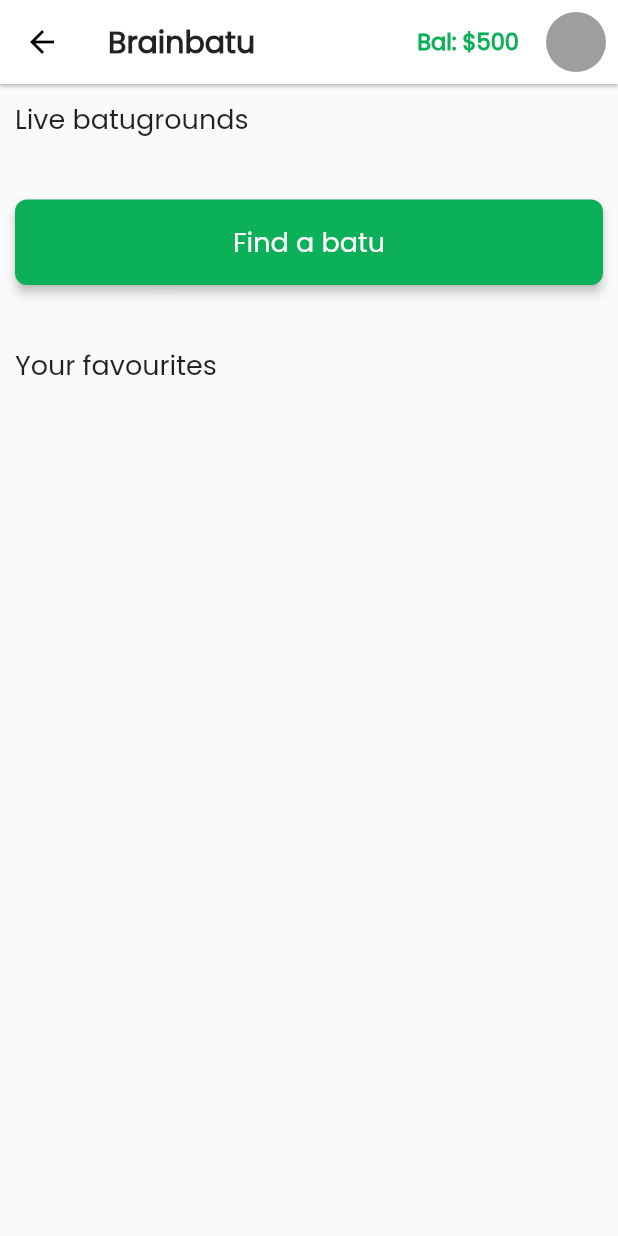
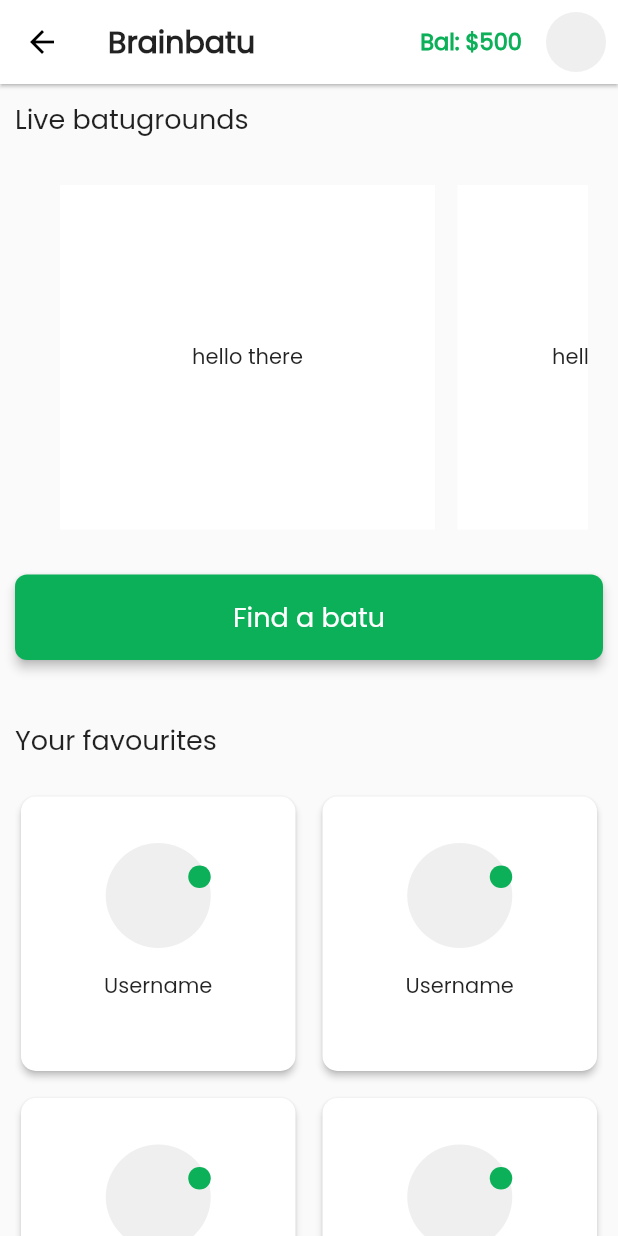
Before and after one commit to sammyodiagbe/brainbatu-mobile, a Flutter app: the Home screen opened directly, on a phone screen of 412 x 824 dp. Run offline on Flutter 3.47's test engine with Material 2 defaults, Android fonts, the phone set to English and light mode, and no system bars; our stand-ins replace shared_preferences; accounts and stored records are empty.

Commit message:
designing more screens

```diff
--- /dev/null
+++ b/lib/screens/main/activePeers.dart
@@ -0,0 +1,13 @@
+import "package:flutter/material.dart";
+
+class ActivePeersScreen extends StatefulWidget {
+  @override
+  _ActivePeersScreenState createState() => _ActivePeersScreenState();
+}
+
+class _ActivePeersScreenState extends State<ActivePeersScreen> {
+  @override
+  Widget build(BuildContext context) {
+    return Container();
+  }
+}
--- a/lib/screens/main/home.dart
+++ b/lib/screens/main/home.dart
@@ -15,7 +15,7 @@ class Home extends StatelessWidget {
         ),
         actions: [
           Padding(
-            padding: EdgeInsets.symmetric(horizontal: 10),
+            padding: EdgeInsets.symmetric(horizontal: 8),
             child: Center(
               child: Text(
                 'Bal: \$500',
@@ -30,7 +30,7 @@ class Home extends StatelessWidget {
           Padding(
             padding: const EdgeInsets.all(8.0),
             child: CircleAvatar(
-              backgroundColor: Colors.grey,
+              backgroundColor: Color(0xffefefef),
             ),
           )
         ],
@@ -39,6 +39,7 @@ class Home extends StatelessWidget {
         child: Container(
             padding: EdgeInsets.all(10),
             child: Column(
+              mainAxisSize: MainAxisSize.min,
               crossAxisAlignment: CrossAxisAlignment.start,
               children: [
                 Padding(
@@ -46,6 +47,48 @@ class Home extends StatelessWidget {
                   child: Text(
                     'Live batugrounds',
                     style: TextStyle(fontSize: 18),
+                  ),
+                ),
+                // live batugrounds
+                Flexible(
+                  fit: FlexFit.loose,
+                  child: SizedBox(
+                    height: 250,
+                    child: Container(
+                      padding: EdgeInsets.fromLTRB(30, 10, 10, 10),
+                      child: ListView(
+                        scrollDirection: Axis.horizontal,
+                        shrinkWrap: true,
+                        children: [
+                          Container(
+                            height: 100,
+                            width: 250,
+                            color: Colors.white,
+                            child: Center(
+                              child: Text('hello there'),
+                            ),
+                          ),
+                          SizedBox(width: 15),
+                          Container(
+                            height: 100,
+                            width: 200,
+                            color: Colors.white,
+                            child: Center(
+                              child: Text('hello there'),
+                            ),
+                          ),
+                          SizedBox(width: 15),
+                          Container(
+                            height: 100,
+                            width: 200,
+                            color: Colors.white,
+                            child: Center(
+                              child: Text('hello there'),
+                            ),
+                          )
+                        ],
+                      ),
+                    ),
                   ),
                 ),
                 SizedBox(height: 20),
@@ -73,6 +116,62 @@ class Home extends StatelessWidget {
                     style: TextStyle(fontSize: 18),
                   ),
                 ),
+
+                // grid list of the user's favourite
+                Flexible(
+                  fit: FlexFit.loose,
+                  child: SizedBox(
+                    height: 500,
+                    child: GridView.count(
+                        shrinkWrap: true,
+                        crossAxisCount: 2,
+                        crossAxisSpacing: 10,
+                        mainAxisSpacing: 10,
+                        children: List.generate(
+                          10,
+                          (index) {
+                            return Card(
+                              color: Colors.white,
+                              elevation: 2,
+                              child: Column(
+                                crossAxisAlignment: CrossAxisAlignment.center,
+                                mainAxisAlignment: MainAxisAlignment.center,
+                                children: [
+                                  Stack(
+                                    children: [
+                                      CircleAvatar(
+                                        backgroundColor: Color(0xffefefef),
+                                        radius: 35,
+                                      ),
+                                      Positioned(
+                                          right: 0,
+                                          top: 15,
+                                          child: Container(
+                                            height: 15,
+                                            width: 15,
+                                            decoration: BoxDecoration(
+                                              borderRadius:
+                                                  BorderRadius.circular(20),
+                                              color: Color(0xff0CB058),
+                                            ),
+                                          ))
+                                    ],
+                                  ),
+                                  Container(
+                                      alignment: Alignment.center,
+                                      padding:
+                                          EdgeInsets.symmetric(vertical: 15),
+                                      child: Text('Username'))
+                                ],
+                              ),
+                              shape: RoundedRectangleBorder(
+                                borderRadius: BorderRadius.circular(10),
+                              ),
+                            );
+                          },
+                        )),
+                  ),
+                )
               ],
             )),
       ),
```
